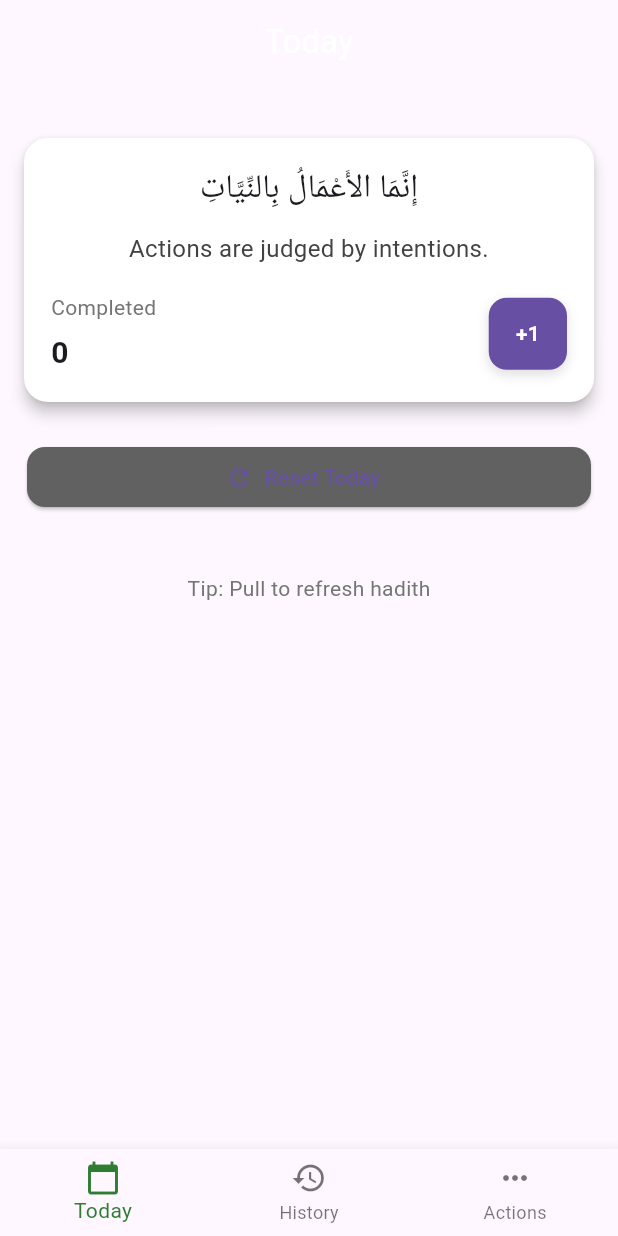
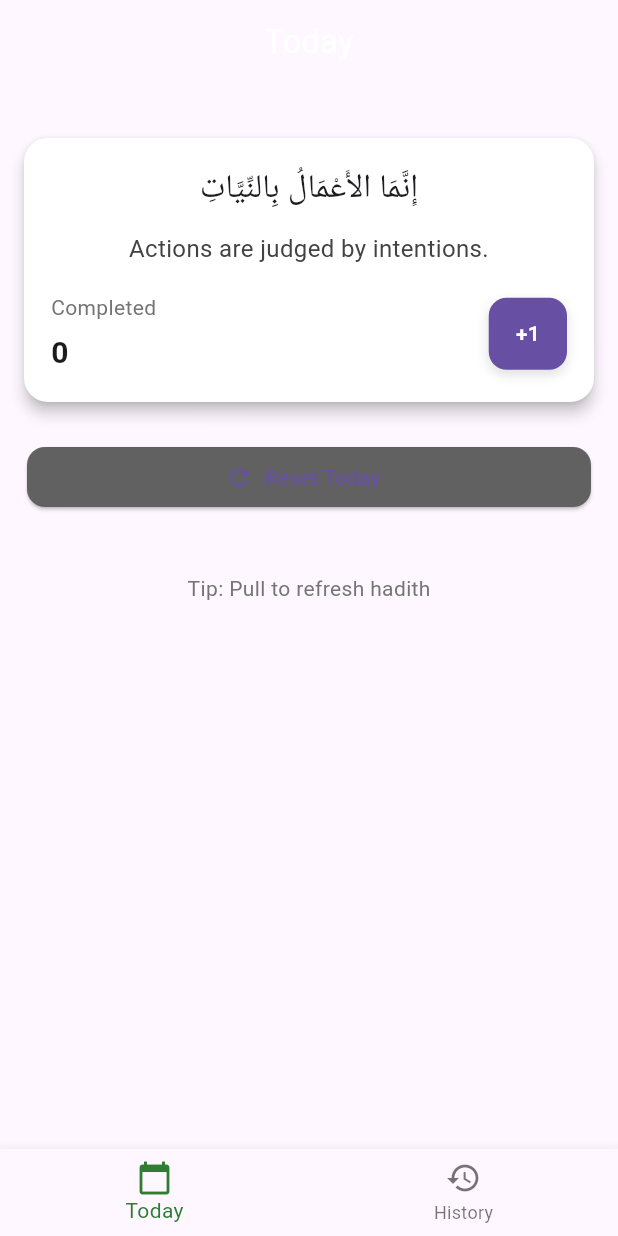
Before and after one commit to fe-rid/adhkar_tracker, a Flutter app: the screen it shows after launch, on a phone screen of 412 x 824 dp. Run offline on Flutter 3.47's test engine with Material 3 defaults, Android fonts, the phone set to English and light mode, and no system bars; our stand-ins replace shared_preferences; Roboto replaces fonts that are missing (NotoNaskhArabic).

Commit message:
chore(ui): remove Actions tab and clamp home index; update README

```diff
--- a/lib/screens/home_screen.dart
+++ b/lib/screens/home_screen.dart
@@ -13,8 +13,6 @@ class _HomeScreenState extends State<HomeScreen> {
   final List<Widget> _pages = [
     TodayScreen(),
     HistoryScreen(),
-    // Placeholder for an actions/other page
-    Center(child: Text('Actions', style: TextStyle(fontSize: 18))),
   ];
 
   void _onItemTapped(int idx) {
@@ -27,19 +25,21 @@ class _HomeScreenState extends State<HomeScreen> {
     // final primary = Theme.of(context).colorScheme.primary;
     // final onPrimary = Theme.of(context).colorScheme.onPrimary;
 
+    // ensure the displayed page index is within bounds in case tabs changed
+    final currentIndex =
+        (_selectedIndex < _pages.length) ? _selectedIndex : _pages.length - 1;
+
     return Scaffold(
-      body: _pages[_selectedIndex],
+      body: _pages[currentIndex],
       // Floating action button removed as requested
       bottomNavigationBar: BottomNavigationBar(
-        currentIndex: _selectedIndex,
+        currentIndex: currentIndex,
         onTap: _onItemTapped,
         selectedItemColor: Colors.green[800],
         items: const [
           BottomNavigationBarItem(
               icon: Icon(Icons.calendar_today), label: 'Today'),
           BottomNavigationBarItem(icon: Icon(Icons.history), label: 'History'),
-          BottomNavigationBarItem(
-              icon: Icon(Icons.more_horiz), label: 'Actions'),
         ],
       ),
     );
```
Also changed, not shown: 1 other file.
